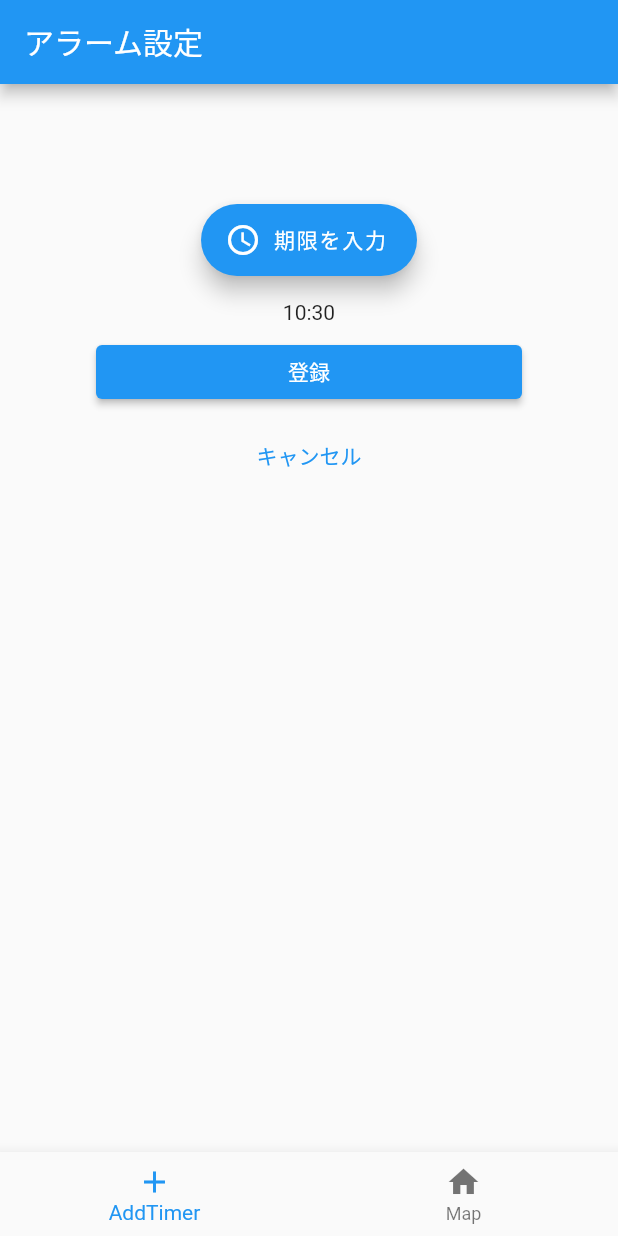
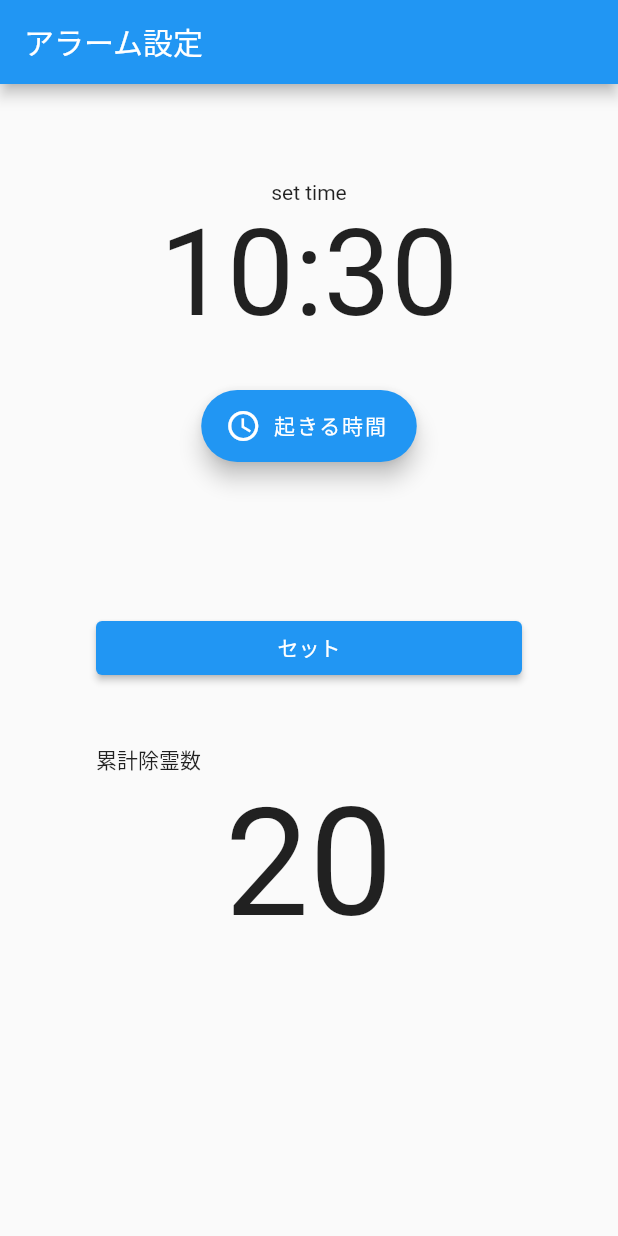
Before and after one commit to blitzkrieg-itf/mary-call, a Flutter app: the screen it shows after launch, on a phone screen of 412 x 824 dp. Run offline on Flutter 3.47's test engine with Material 2 defaults, Android fonts, the phone set to English and light mode, and no system bars; our stand-ins replace geolocator, location; missing offline and left inert: flutter_ringtone_player, mapbox_gl.

Commit message:
prerelease v0.1.0

```diff
--- a/mary_call/lib/addTimer.dart
+++ b/mary_call/lib/addTimer.dart
@@ -9,6 +9,7 @@ import 'package:intl/intl.dart';
 
 import 'variant.dart';
 import 'main.dart';
+import 'base.dart';
 
 class AddTimer extends StatefulWidget {
   // 状態を持ちたいので StatefulWidget を継承
@@ -28,7 +29,6 @@ class _AddTimerState extends State<AddTimer> {
     initializeDateFormatting('ja_JP', null);
     formatter = new DateFormat('HH:mm');
   }
-
   // extension TimeOfDayExtension on TimeOfDay {
   //   TimeOfDay addHour(int hour) {
   //     return this.replacing(hour: this.hour + hour, minute: this.minute);
@@ -77,10 +77,18 @@ class _AddTimerState extends State<AddTimer> {
               child: Column(
                 mainAxisAlignment: MainAxisAlignment.spaceBetween,
                 children: <Widget>[
-                  Text(''),
+                  Text("set time"),
                   Container(
+                    child: Text(
+                        // フォーマッターを使用して指定したフォーマットで日時を表示
+                        // format()に渡すのはDate型の値で、String型で返される
+                        formatter.format(_mytime),
+                        style: TextStyle(fontSize: 80)),
+                  ),
+                  Container(
+                    margin: EdgeInsets.only(bottom: 100, top: 30),
                     child: FloatingActionButton.extended(
-                      label: Text('期限を入力'),
+                      label: Text('起きる時間'),
                       onPressed: () {
                         _selectTime(context);
                       },
@@ -88,39 +96,25 @@ class _AddTimerState extends State<AddTimer> {
                       icon: Icon(Icons.access_time),
                     ),
                   ),
-                  Text(''),
-                  Text(
-                    // フォーマッターを使用して指定したフォーマットで日時を表示
-                    // format()に渡すのはDate型の値で、String型で返される
-                    formatter.format(_mytime),
-                  ),
-                  const SizedBox(height: 8),
                   Container(
                     // 横幅いっぱいに広げる
                     width: double.infinity,
+                    margin: EdgeInsets.only(bottom: 40),
                     // リスト追加ボタン
                     child: ElevatedButton(
                       onPressed: () {
-                        // set_times.add(_mytime);
-                        set_times.add(_mytime.add(Duration(days: 1)));
+                        set_times.add(_mytime);
+                        // set_times.add(_mytime.add(Duration(days: 1)));
+                        count = 0;
+                        thisTimeMaries = 0;
                       },
-                      child: Text('登録', style: TextStyle(color: Colors.white)),
+                      child: Text('セット', style: TextStyle(color: Colors.white)),
                     ),
                   ),
-                  const SizedBox(height: 8),
+                  Container(width: double.infinity, child: Text("累計除霊数")),
                   Container(
-                    // 横幅いっぱいに広げる
-                    width: double.infinity,
-                    // キャンセルボタン
-                    child: TextButton(
-                      // ボタンをクリックした時の処理
-                      onPressed: () {
-                        // "pop"で前の画面に戻る
-                        FlutterRingtonePlayer.stop();
-                      },
-                      child: Text('キャンセル'),
-                    ),
-                  ),
+                      child: Text(maries.toString(),
+                          style: TextStyle(fontSize: 100))),
                 ],
               ),
             ),
--- a/mary_call/lib/base.dart
+++ b/mary_call/lib/base.dart
@@ -53,20 +53,20 @@ class _BasePageState extends State<BasePage> {
   Widget build(BuildContext context) {
     return Scaffold(
       body: _pageList[_selectedIndex],
-      bottomNavigationBar: BottomNavigationBar(
-        items: const <BottomNavigationBarItem>[
-          BottomNavigationBarItem(
-            icon: Icon(Icons.add),
-            title: Text('AddTimer'),
-          ),
-          BottomNavigationBarItem(
-            icon: Icon(Icons.home),
-            title: Text('Map'),
-          ),
-        ],
-        currentIndex: _selectedIndex,
-        onTap: _onItemTapped,
-      ),
+      // bottomNavigationBar: BottomNavigationBar(
+      //   items: const <BottomNavigationBarItem>[
+      //     BottomNavigationBarItem(
+      //       icon: Icon(Icons.add),
+      //       title: Text('AddTimer'),
+      //     ),
+      //     BottomNavigationBarItem(
+      //       icon: Icon(Icons.home),
+      //       title: Text('Map'),
+      //     ),
+      //   ],
+      //   currentIndex: _selectedIndex,
+      //   onTap: _onItemTapped,
+      // ),
     );
   }
 
@@ -77,6 +77,12 @@ class _BasePageState extends State<BasePage> {
   }
 
   void _onTimer(Timer timer) {
+    if (end > 0 && end < 5) {
+      end++;
+    } else if (end > 0) {
+      _onItemTapped(0);
+      end = 0;
+    }
     print("counting");
     var now = DateTime.now();
     now = now.add(Duration(hours: 9));
@@ -84,12 +90,13 @@ class _BasePageState extends State<BasePage> {
     if (set_times != null) {
       set_time = set_times[0];
       print(set_time.toIso8601String());
-      var diff = set_time.difference(now).inSeconds.abs();
+      diff = set_time.difference(now).inSeconds.abs();
       print(diff);
       if (diff < 1) {
         FlutterRingtonePlayer.playAlarm();
         set_times.removeAt(0);
         print("start");
+        count++;
         _onItemTapped(1);
       }
     }
--- a/mary_call/lib/variant.dart
+++ b/mary_call/lib/variant.dart
@@ -1 +1,6 @@
 List<DateTime> set_times = [];
+int diff = 100;
+int maries = 20;
+int count = 0;
+int thisTimeMaries = 0;
+int end = 0;
```
Also changed, not shown: mary_call/lib/map.dart (+38 -30 lines).
